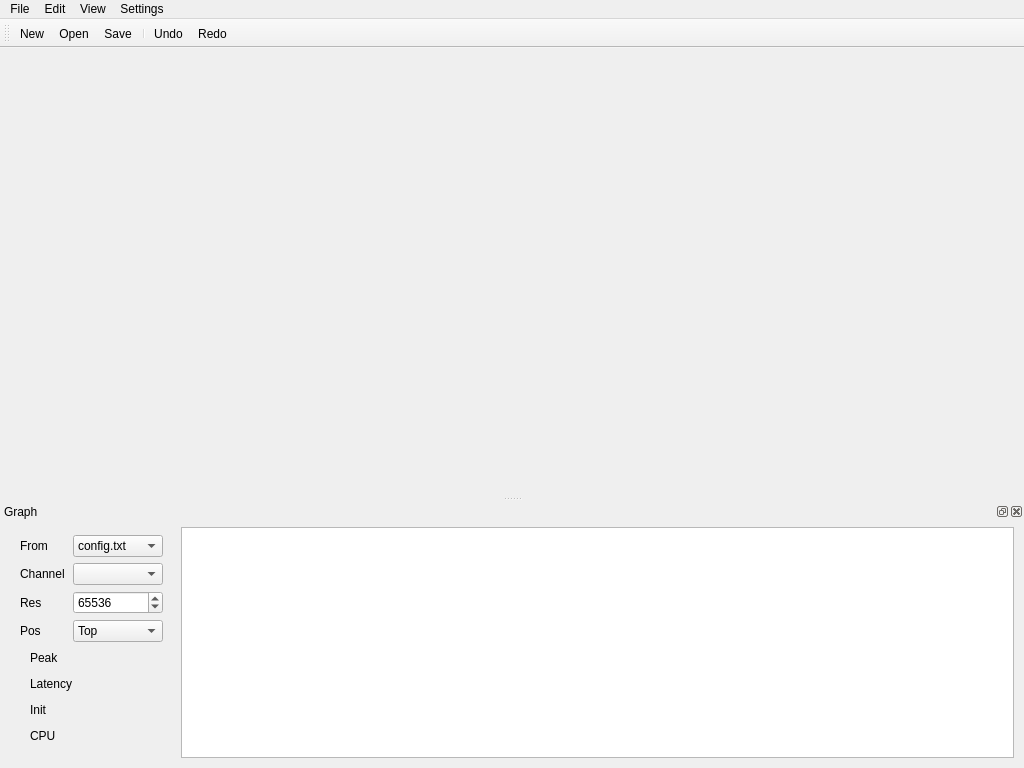
First picture: the form in Editor/MainWindow.ui, repository 115dkk/EqualizerAPO-XT, before the edit.
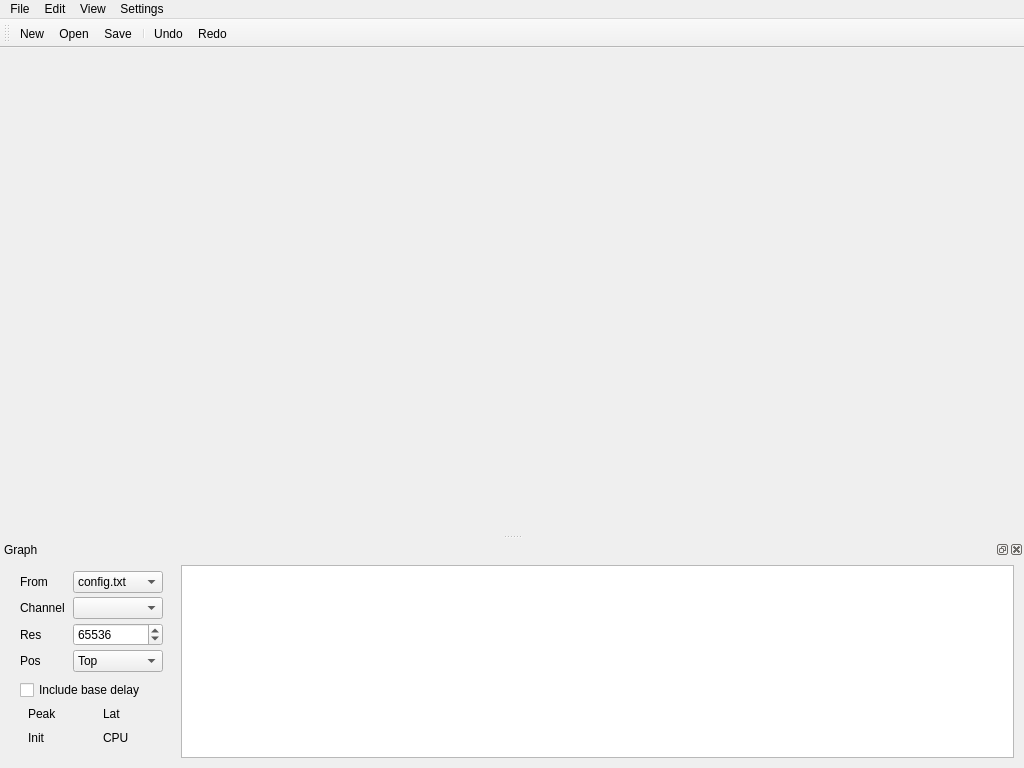
Second picture: the form after the edit. Icons and pictures are not drawn. Custom widgets are drawn as their Qt base class.

Patch:
```diff
--- a/Editor/MainWindow.ui
+++ b/Editor/MainWindow.ui
@@ -169,19 +169,19 @@
          <number>10</number>
         </property>
         <property name="topMargin">
-         <number>8</number>
+         <number>6</number>
         </property>
         <property name="rightMargin">
          <number>10</number>
         </property>
         <property name="bottomMargin">
-         <number>8</number>
+         <number>6</number>
         </property>
         <property name="horizontalSpacing">
          <number>8</number>
         </property>
         <property name="verticalSpacing">
-         <number>6</number>
+         <number>4</number>
         </property>
         <item row="0" column="0">
          <widget class="QLabel" name="startFromLabel">
@@ -267,19 +267,34 @@
          </widget>
         </item>
         <item row="4" column="0" colspan="2">
+         <widget class="SegmentedControl" name="analysisMetricSegment"/>
+        </item>
+        <item row="5" column="0" colspan="2">
+         <widget class="QCheckBox" name="includeBaseDelayCheckBox">
+          <property name="text">
+           <string>Include base delay</string>
+          </property>
+         </widget>
+        </item>
+        <item row="6" column="0" colspan="2">
+         <layout class="QHBoxLayout" name="peakLatencyRow">
+          <property name="spacing">
+           <number>6</number>
+          </property>
+            <item>
          <widget class="QFrame" name="peakChip">
           <property name="frameShape">
            <enum>QFrame::Shape::NoFrame</enum>
           </property>
           <layout class="QHBoxLayout" name="peakChipLayout">
            <property name="leftMargin">
-            <number>10</number>
+                <number>8</number>
            </property>
            <property name="topMargin">
             <number>3</number>
            </property>
            <property name="rightMargin">
-            <number>10</number>
+                <number>8</number>
            </property>
            <property name="bottomMargin">
             <number>3</number>
@@ -304,20 +319,20 @@
           </layout>
          </widget>
         </item>
-        <item row="5" column="0" colspan="2">
+            <item>
          <widget class="QFrame" name="latencyChip">
           <property name="frameShape">
            <enum>QFrame::Shape::NoFrame</enum>
           </property>
           <layout class="QHBoxLayout" name="latencyChipLayout">
            <property name="leftMargin">
-            <number>10</number>
+                <number>8</number>
            </property>
            <property name="topMargin">
             <number>3</number>
            </property>
            <property name="rightMargin">
-            <number>10</number>
+                <number>8</number>
            </property>
            <property name="bottomMargin">
             <number>3</number>
@@ -328,7 +343,7 @@
            <item>
             <widget class="QLabel" name="latencyLabel">
              <property name="text">
-              <string>Latency</string>
+                  <string>Lat</string>
              </property>
             </widget>
            </item>
@@ -342,20 +357,27 @@
           </layout>
          </widget>
         </item>
-        <item row="6" column="0" colspan="2">
+         </layout>
+        </item>
+        <item row="7" column="0" colspan="2">
+         <layout class="QHBoxLayout" name="initCpuRow">
+          <property name="spacing">
+           <number>6</number>
+          </property>
+            <item>
          <widget class="QFrame" name="initChip">
           <property name="frameShape">
            <enum>QFrame::Shape::NoFrame</enum>
           </property>
           <layout class="QHBoxLayout" name="initChipLayout">
            <property name="leftMargin">
-            <number>10</number>
+                <number>8</number>
            </property>
            <property name="topMargin">
             <number>3</number>
            </property>
            <property name="rightMargin">
-            <number>10</number>
+                <number>8</number>
            </property>
            <property name="bottomMargin">
             <number>3</number>
@@ -380,20 +402,20 @@
           </layout>
          </widget>
         </item>
-        <item row="7" column="0" colspan="2">
+            <item>
          <widget class="QFrame" name="cpuChip">
           <property name="frameShape">
            <enum>QFrame::Shape::NoFrame</enum>
           </property>
           <layout class="QHBoxLayout" name="cpuChipLayout">
            <property name="leftMargin">
-            <number>10</number>
+                <number>8</number>
            </property>
            <property name="topMargin">
             <number>3</number>
            </property>
            <property name="rightMargin">
-            <number>10</number>
+                <number>8</number>
            </property>
            <property name="bottomMargin">
             <number>3</number>
@@ -418,6 +440,8 @@
           </layout>
          </widget>
         </item>
+         </layout>
+        </item>
         <item row="8" column="0" colspan="2">
          <spacer name="analysisControlSpacer">
           <property name="orientation">
@@ -633,6 +657,11 @@
    <extends>QGraphicsView</extends>
    <header>Editor/AnalysisPlotView.h</header>
   </customwidget>
+  <customwidget>
+   <class>SegmentedControl</class>
+   <extends>QWidget</extends>
+   <header>Editor/widgets/SegmentedControl.h</header>
+  </customwidget>
   <customwidget>
    <class>ExponentialSpinBox</class>
    <extends>QSpinBox</extends>
```
Lines whose indentation alone changed are shown as unchanged.
